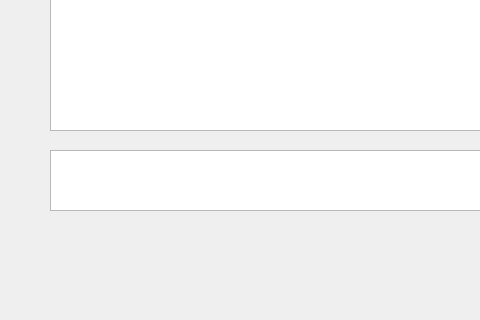
Above: mainwindow.ui from WanJunCode/CloudClient_QT before the change; both pictures show x 0 to 480 and y 147 to 467 of the 728 by 467 pixel window. Below: the same form after it.
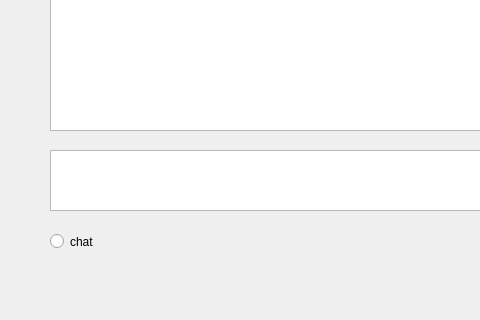
That is the form after the change.

Commit message: 增加了 chat 数据包

What changed in the file:
```diff
--- a/mainwindow.ui
+++ b/mainwindow.ui
@@ -99,6 +99,19 @@
      <string>未连接</string>
     </property>
    </widget>
+   <widget class="QRadioButton" name="radioButton">
+    <property name="geometry">
+     <rect>
+      <x>50</x>
+      <y>360</y>
+      <width>112</width>
+      <height>23</height>
+     </rect>
+    </property>
+    <property name="text">
+     <string>chat</string>
+    </property>
+   </widget>
   </widget>
   <widget class="QMenuBar" name="menuBar">
    <property name="geometry">
```
The commit also changes 10 other files.
